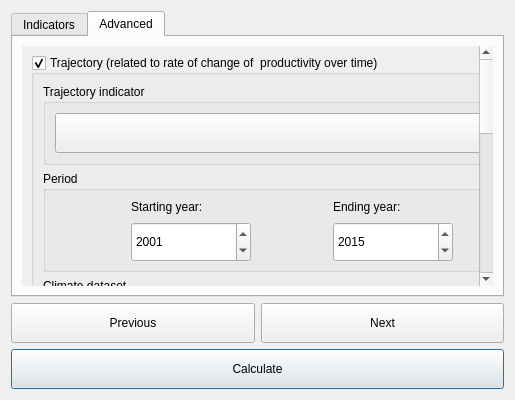
Above: LDMP/gui/DlgCalculateProd.ui from ConservationInternational/trends.earth before the change. Below: the same form after it.
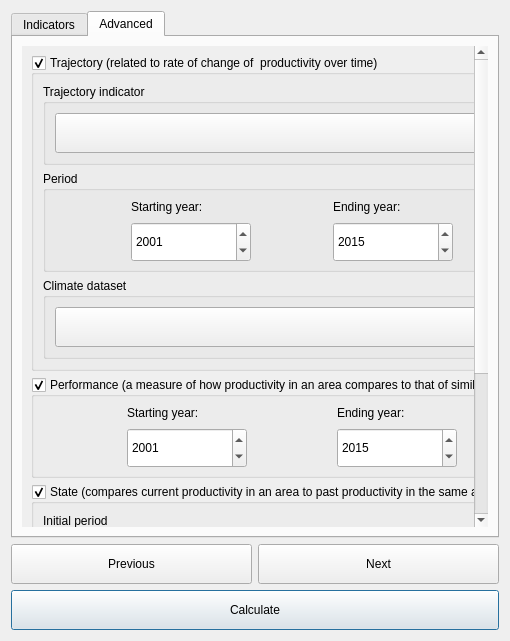
That is the form after the change. The open tabs and pages were chosen to show the change.

Commit message: Fixes to dialog size.

Patch:
```diff
--- a/LDMP/gui/DlgCalculateProd.ui
+++ b/LDMP/gui/DlgCalculateProd.ui
@@ -6,8 +6,8 @@
    <rect>
     <x>0</x>
     <y>0</y>
-    <width>515</width>
-    <height>400</height>
+    <width>510</width>
+    <height>641</height>
    </rect>
   </property>
   <property name="sizePolicy">
@@ -18,7 +18,7 @@
   </property>
   <property name="minimumSize">
    <size>
-    <width>515</width>
+    <width>0</width>
     <height>400</height>
    </size>
   </property>
@@ -30,7 +30,7 @@
     <widget class="QTabWidget" name="TabBox">
      <property name="minimumSize">
       <size>
-       <width>400</width>
+       <width>0</width>
        <height>0</height>
       </size>
      </property>
@@ -196,8 +196,8 @@
            <rect>
             <x>0</x>
             <y>0</y>
-            <width>485</width>
-            <height>634</height>
+            <width>492</width>
+            <height>638</height>
            </rect>
           </property>
           <layout class="QVBoxLayout" name="verticalLayout_9">
@@ -216,7 +216,7 @@
               <item>
                <widget class="QGroupBox" name="groupBox_4">
                 <property name="sizePolicy">
-                 <sizepolicy hsizetype="Preferred" vsizetype="Minimum">
+                 <sizepolicy hsizetype="Preferred" vsizetype="Preferred">
                   <horstretch>0</horstretch>
                   <verstretch>0</verstretch>
                  </sizepolicy>
```
Left out of the diff: 2 changed lines with no effect on the pictures.
